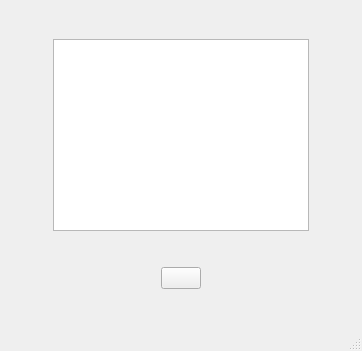
This is main_window.ui in lachesis17/Clicker as Qt 5 draws it before an edit. The edited form follows.
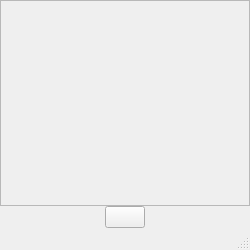
This is the edited form.

Patch:
```diff
--- a/main_window.ui
+++ b/main_window.ui
@@ -6,8 +6,8 @@
    <rect>
     <x>0</x>
     <y>0</y>
-    <width>362</width>
-    <height>351</height>
+    <width>250</width>
+    <height>250</height>
    </rect>
   </property>
   <property name="windowTitle">
@@ -15,15 +15,39 @@
   </property>
   <widget class="QWidget" name="centralwidget">
    <layout class="QVBoxLayout" name="verticalLayout_2">
+    <property name="spacing">
+     <number>0</number>
+    </property>
+    <property name="leftMargin">
+     <number>0</number>
+    </property>
+    <property name="topMargin">
+     <number>0</number>
+    </property>
+    <property name="rightMargin">
+     <number>0</number>
+    </property>
+    <property name="bottomMargin">
+     <number>0</number>
+    </property>
     <item>
      <layout class="QVBoxLayout" name="verticalLayout">
+      <property name="spacing">
+       <number>0</number>
+      </property>
       <item>
        <layout class="QHBoxLayout" name="horizontalLayout">
+        <property name="spacing">
+         <number>0</number>
+        </property>
         <item>
          <widget class="QTextEdit" name="text_edit">
+          <property name="enabled">
+           <bool>false</bool>
+          </property>
           <property name="sizePolicy">
-           <sizepolicy hsizetype="Fixed" vsizetype="Fixed">
-            <horstretch>1</horstretch>
+           <sizepolicy hsizetype="Preferred" vsizetype="Preferred">
+            <horstretch>0</horstretch>
             <verstretch>0</verstretch>
            </sizepolicy>
           </property>
@@ -44,6 +68,9 @@
     </item>
     <item>
      <layout class="QHBoxLayout" name="horizontalLayout_2">
+      <property name="spacing">
+       <number>0</number>
+      </property>
       <item>
        <widget class="QPushButton" name="click_button">
         <property name="sizePolicy">
@@ -53,8 +80,7 @@
          </sizepolicy>
         </property>
         <property name="styleSheet">
-         <string notr="true">QPushButton:hover { background-color: yellow }
-QPushButton:pressed { background-color: red; }</string>
+         <string notr="true"/>
         </property>
         <property name="text">
          <string/>
```
Left out of the diff: 8 changed lines with no effect on the pictures.
